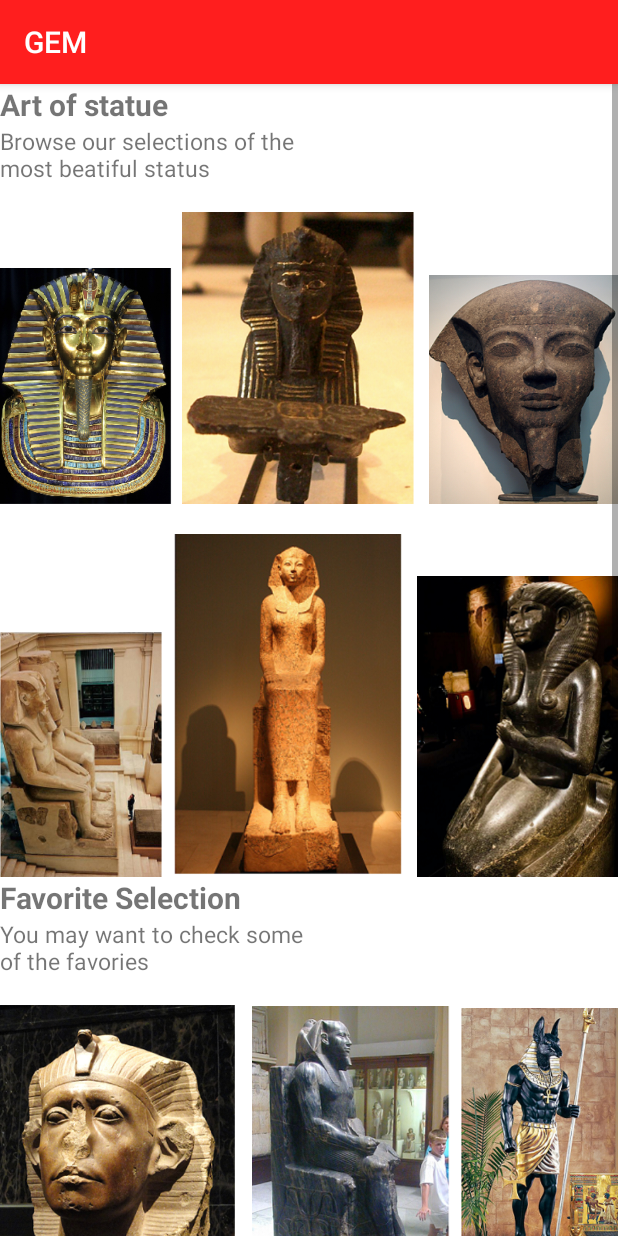
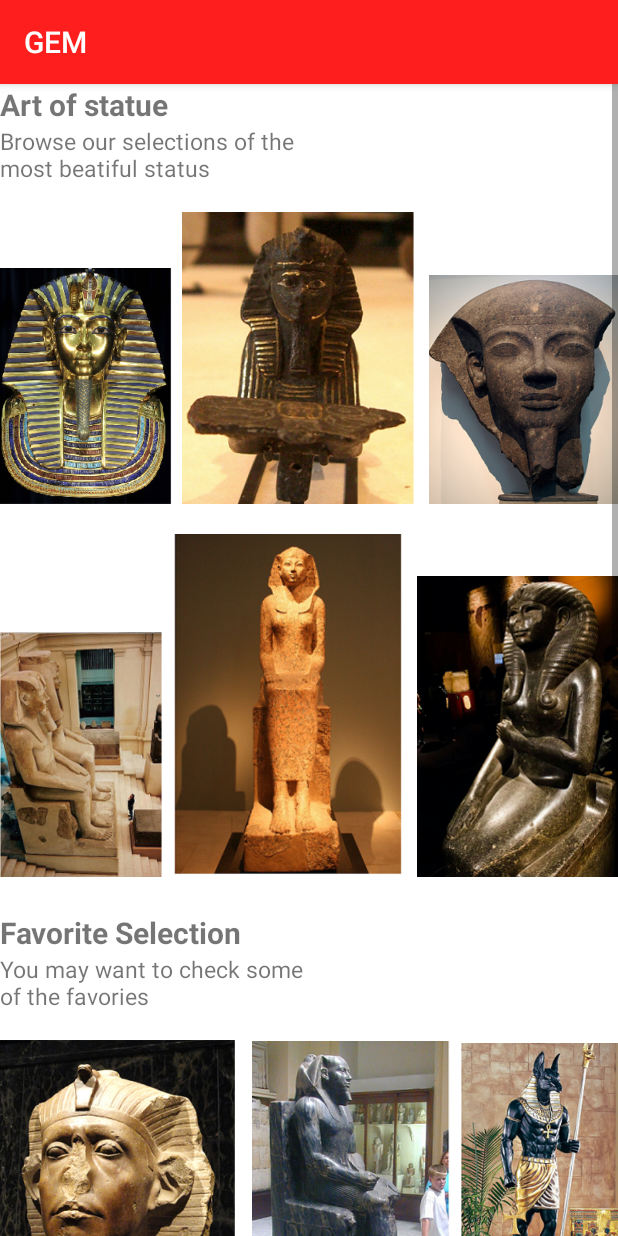
Before and after one commit to a7md3bdelfatta7/GEM, an Android app: the fragment StaffPicksFragment shown on its own in the app's theme, on a phone screen of 412 x 824 dp. Run offline under Robolectric (Android 15) with nearby library versions, the phone set to English and light mode, and no system bars.

Commit message:
adding new line

```diff
--- a/app/src/main/res/values/strings.xml
+++ b/app/src/main/res/values/strings.xml
@@ -13,7 +13,7 @@
     <string name="highlights_must_see_items">Browse few of the GEM\'s most\ncompelling works\n</string>
     <string name="staff_art_of_statue">Art of statue</string>
     <string name="staff_art_of_statue_items">Browse our selections of the\nmost beatiful status\n</string>
-    <string name="staff_favorite_selection">Favorite Selection</string>
+    <string name="staff_favorite_selection">\nFavorite Selection</string>
     <string name="staff_favorite_selection_items">You may want to check some\nof the favories\n</string>
     <string name="highlights_family_favorites">\nFamily Favorites</string>
     <string name="highlights_family_favorites_items">You may want to check some\nof the most family vaforites\n</string>
```
